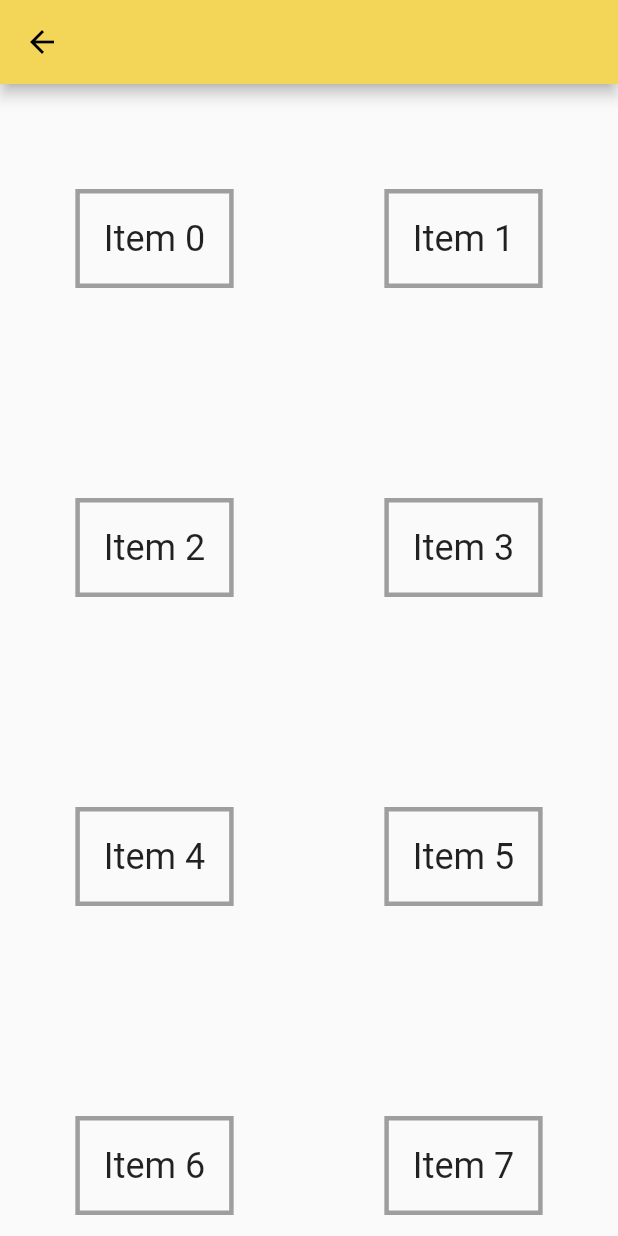
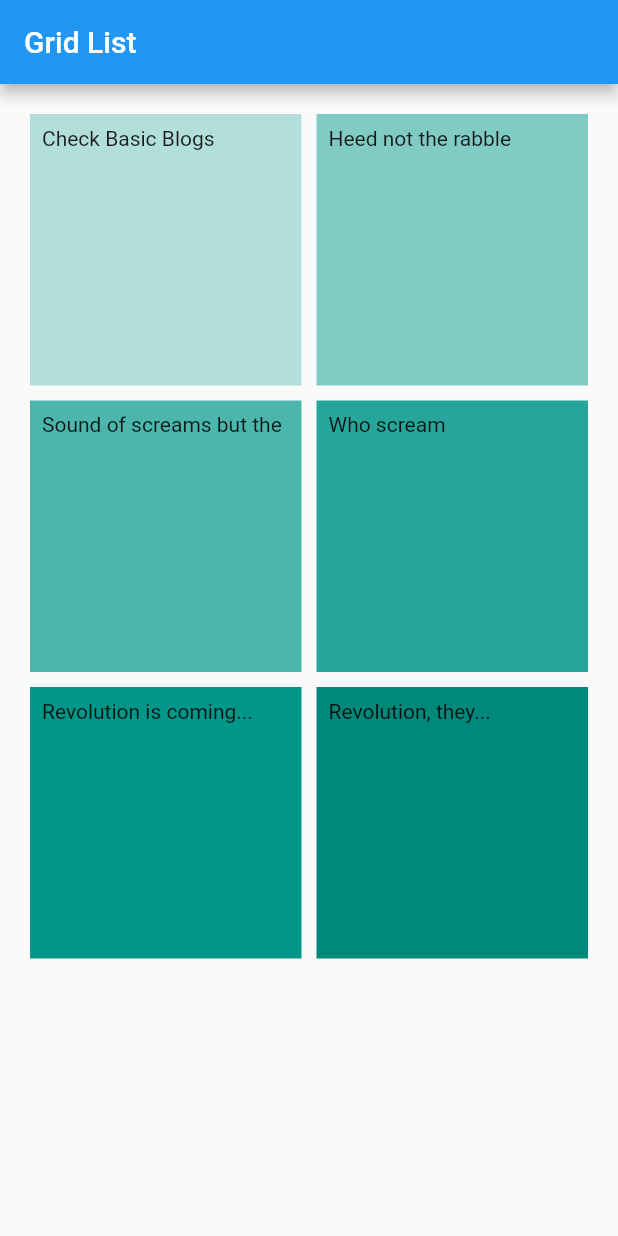
Before and after one commit to vashisth00/beerbiceps, a Flutter app: the screen it shows after launch, after a tap on "OR", after a tap on "View Blogs", on a phone screen of 412 x 824 dp. Run offline on Flutter 3.47's test engine with Material 2 defaults, Android fonts, the phone set to English and light mode, and no system bars; our stand-ins replace flutter_icons, graphql_flutter.

Commit message:
Basic Grid Edit

```diff
--- a/beerbiceps/lib/screens/blog/grid.dart
+++ b/beerbiceps/lib/screens/blog/grid.dart
@@ -1,42 +1,55 @@
-import 'package:beerbiceps/screens/dashboard/return.dart';
 import 'package:flutter/material.dart';
 
-class bbGrid extends StatelessWidget {
-  const bbGrid({Key key}) : super(key: key);
-
+class BlogsGrid extends StatelessWidget {
   @override
   Widget build(BuildContext context) {
-    return Scaffold(
+    final title = 'Grid List';
+
+    return MaterialApp(
+      title: title,
+      home: Scaffold(
           appBar: AppBar(
-        backgroundColor: Color(0xFFF3D657),
+            title: Text(title),
           ),
           body: GridView.count(
-        // Create a grid with 2 columns. If you change the scrollDirection to
-        // horizontal, this would produce 2 rows.
+            primary: false,
+            padding: const EdgeInsets.all(20),
+            crossAxisSpacing: 10,
+            mainAxisSpacing: 10,
             crossAxisCount: 2,
-        scrollDirection: Axis.vertical,
-        // Generate 100 Widgets that display their index in the List
-        children: List.generate(100, (index) {
-          return Center(
-            child: GestureDetector(
-              onTap: () {
-                Navigator.push(context,
-                    MaterialPageRoute(builder: (context) => RoutesExample()));
-              },
-              child: Container(
-                decoration: BoxDecoration(
-                  border: Border.all(color: Colors.grey, width: 3.0),
+            children: <Widget>[
+              Container(
+                padding: const EdgeInsets.all(8),
+                child: const Text("Check Basic Blogs"),
+                color: Colors.teal[100],
               ),
-                padding: const EdgeInsets.all(16.0),
-                child: Text(
-                  'Item $index',
-                  style: Theme.of(context).textTheme.headline5,
+              Container(
+                padding: const EdgeInsets.all(8),
+                child: const Text('Heed not the rabble'),
+                color: Colors.teal[200],
               ),
+              Container(
+                padding: const EdgeInsets.all(8),
+                child: const Text('Sound of screams but the'),
+                color: Colors.teal[300],
               ),
+              Container(
+                padding: const EdgeInsets.all(8),
+                child: const Text('Who scream'),
+                color: Colors.teal[400],
               ),
-          );
-        }),
+              Container(
+                padding: const EdgeInsets.all(8),
+                child: const Text('Revolution is coming...'),
+                color: Colors.teal[500],
               ),
+              Container(
+                padding: const EdgeInsets.all(8),
+                child: const Text('Revolution, they...'),
+                color: Colors.teal[600],
+              ),
+            ],
+          )),
     );
   }
 }
--- a/beerbiceps/lib/screens/home/signup.dart
+++ b/beerbiceps/lib/screens/home/signup.dart
@@ -50,7 +50,7 @@ class SignUp extends StatelessWidget {
             onTap: () {
               Navigator.push(
                 context,
-                MaterialPageRoute(builder: (context) => bbGrid()),
+                MaterialPageRoute(builder: (context) => BlogsGrid()),
               );
             },
             child: Center(
```
Also changed, not shown: beerbiceps/pubspec.yaml (+6 -1 lines). Lines whose indentation alone changed are shown as unchanged.
